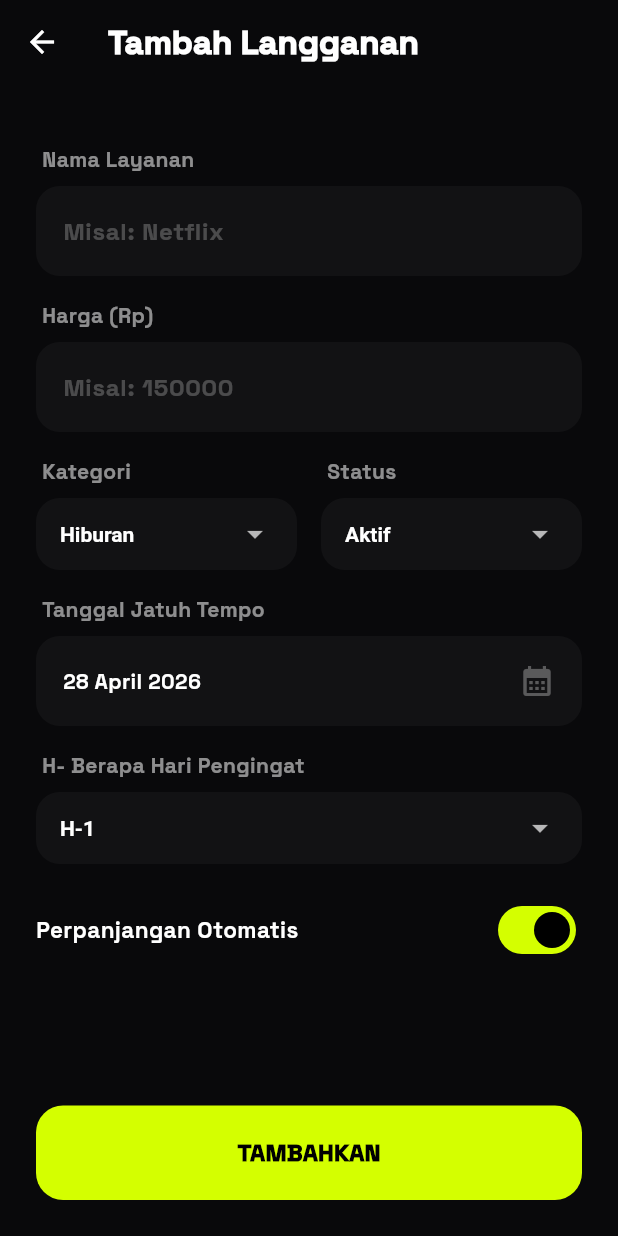
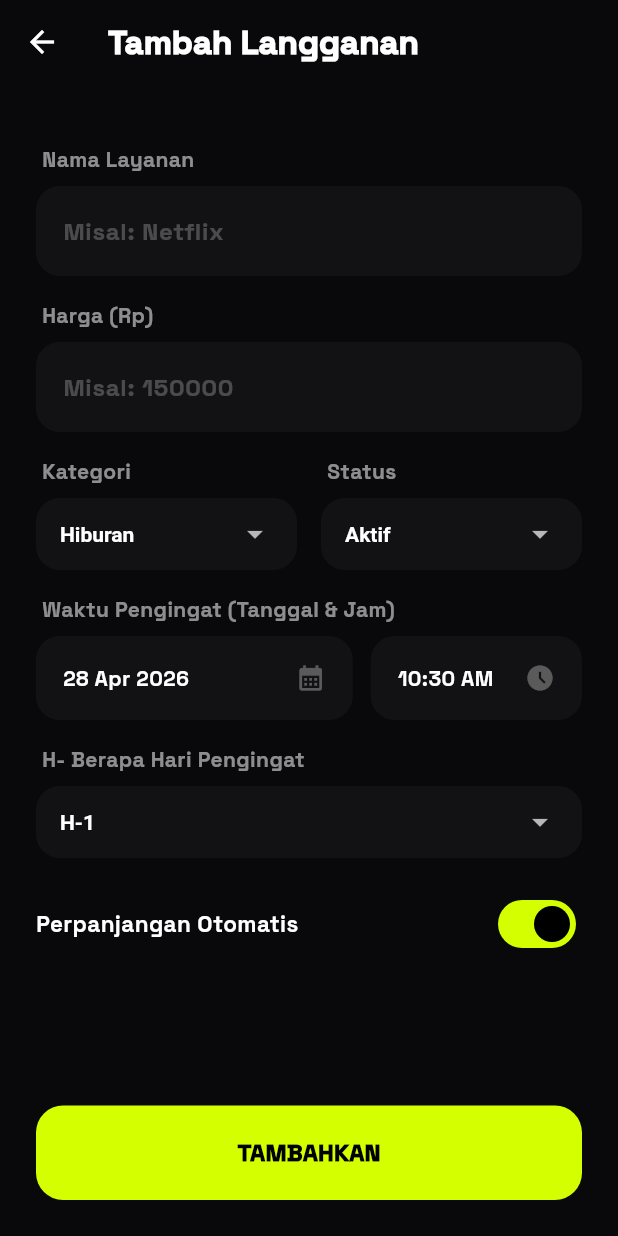
Before and after one commit to sofyan-vb/SubTracker, a Flutter app: the AddScreen screen opened directly, after a tap on "TAMBAHKAN", on a phone screen of 412 x 824 dp. Run offline on Flutter 3.47's test engine with Material 3 defaults, Android fonts, the phone set to English and light mode, and no system bars; our stand-ins replace flutter_local_notifications, flutter_slidable, google_fonts, timezone.

Commit message:
Menambahkan notifikasi agar pengguna tau jadwal pembayaran apa yang tiba pada waktunya

```diff
--- a/lib/main.dart
+++ b/lib/main.dart
@@ -3,8 +3,11 @@ import 'package:provider/provider.dart';
 import 'package:google_fonts/google_fonts.dart';
 import 'providers/subscription_provider.dart';
 import 'screens/dashboard_screen.dart';
+import 'services/notification_service.dart';
 
-void main() {
+void main() async {
+  WidgetsFlutterBinding.ensureInitialized();
+  await NotificationService.init(); // Inisialisasi notifikasi
   runApp(
     ChangeNotifierProvider(
       create: (context) => SubProvider(),
--- a/lib/screens/add_screen.dart
+++ b/lib/screens/add_screen.dart
@@ -4,6 +4,9 @@ import 'package:provider/provider.dart';
 import 'package:intl/intl.dart';
 import '../models/subscription.dart';
 import '../providers/subscription_provider.dart';
+
+// PASTIKAN ANDA SUDAH MEMBUAT FILE INI SEPERTI INSTRUKSI SEBELUMNYA
+import '../services/notification_service.dart';
 
 class AddScreen extends StatefulWidget {
   const AddScreen({super.key});
@@ -18,6 +21,8 @@ class _AddScreenState extends State<AddScreen> {
 
   String _selectedCategory = 'Hiburan';
   DateTime _selectedDate = DateTime.now();
+  TimeOfDay _selectedTime = TimeOfDay.now(); // State baru untuk Jam
+
   bool _isAutoRenew = true;
   String _selectedStatus = 'Aktif';
   int _reminderDays = 1;
@@ -32,6 +37,7 @@ class _AddScreenState extends State<AddScreen> {
     super.dispose();
   }
 
+  // Fungsi untuk memunculkan Kalender (Tanggal)
   Future<void> _selectDate(BuildContext context) async {
     final DateTime? picked = await showDatePicker(
       context: context,
@@ -55,6 +61,28 @@ class _AddScreenState extends State<AddScreen> {
     if (picked != null) setState(() => _selectedDate = picked);
   }
 
+  // Fungsi untuk memunculkan Jam (Waktu)
+  Future<void> _selectTime(BuildContext context) async {
+    final TimeOfDay? picked = await showTimePicker(
+      context: context,
+      initialTime: _selectedTime,
+      builder: (context, child) {
+        return Theme(
+          data: Theme.of(context).copyWith(
+            colorScheme: const ColorScheme.dark(
+              primary: Color(0xFFD4FF00),
+              onPrimary: Colors.black,
+              surface: Color(0xFF121214),
+              onSurface: Colors.white,
+            ),
+          ),
+          child: child!,
+        );
+      },
+    );
+    if (picked != null) setState(() => _selectedTime = picked);
+  }
+
   Widget _buildLabel(String text) {
     return Padding(
       padding: const EdgeInsets.only(bottom: 8, left: 4, top: 16),
@@ -64,9 +92,8 @@ class _AddScreenState extends State<AddScreen> {
 
   @override
   Widget build(BuildContext context) {
-    // MENGGUNAKAN SCAFFOLD AGAR MENJADI HALAMAN FULL SCREEN
     return Scaffold(
-      backgroundColor: const Color(0xFF09090B), // Latar belakang hitam pekat
+      backgroundColor: const Color(0xFF09090B),
       appBar: AppBar(
         backgroundColor: const Color(0xFF09090B),
         elevation: 0,
@@ -116,10 +143,26 @@ class _AddScreenState extends State<AddScreen> {
                       ],
                     ),
 
-                    _buildLabel('Tanggal Jatuh Tempo'),
-                    GestureDetector(
-                      onTap: () => _selectDate(context),
-                      child: _buildFakeInput(DateFormat('dd MMMM yyyy').format(_selectedDate), Icons.calendar_month),
+                    // TANGGAL DAN JAM DIBUAT BERSEBELAHAN
+                    _buildLabel('Waktu Pengingat (Tanggal & Jam)'),
+                    Row(
+                      children: [
+                        Expanded(
+                          flex: 3,
+                          child: GestureDetector(
+                            onTap: () => _selectDate(context),
+                            child: _buildFakeInput(DateFormat('dd MMM yyyy').format(_selectedDate), Icons.calendar_month),
+                          ),
+                        ),
+                        const SizedBox(width: 12),
+                        Expanded(
+                          flex: 2,
+                          child: GestureDetector(
+                            onTap: () => _selectTime(context),
+                            child: _buildFakeInput(_selectedTime.format(context), Icons.access_time_filled),
+                          ),
+                        ),
+                      ],
                     ),
 
                     _buildLabel('H- Berapa Hari Pengingat'),
@@ -136,7 +179,7 @@ class _AddScreenState extends State<AddScreen> {
               ),
             ),
 
-            // TOMBOL SIMPAN DI BAGIAN PALING BAWAH LAYAR
+            // TOMBOL SIMPAN
             Container(
               padding: const EdgeInsets.all(24),
               width: double.infinity,
@@ -149,15 +192,40 @@ class _AddScreenState extends State<AddScreen> {
                 ),
                 onPressed: () {
                   if (_nameCtrl.text.isNotEmpty && _priceCtrl.text.isNotEmpty) {
+
+                    // 1. Gabungkan Tanggal dan Jam yang dipilih menjadi satu DateTime
+                    DateTime scheduledDateTime = DateTime(
+                      _selectedDate.year,
+                      _selectedDate.month,
+                      _selectedDate.day,
+                      _selectedTime.hour,
+                      _selectedTime.minute,
+                    );
+
+                    // 2. Simpan ke Provider
                     final newSub = Subscription(
-                      id: DateTime.now().toString(),
+                      id: DateTime.now().millisecondsSinceEpoch.toString(), // ID Unik
                       name: _nameCtrl.text,
                       price: double.parse(_priceCtrl.text),
-                      dueDate: _selectedDate,
+                      dueDate: scheduledDateTime, // Masukkan waktu presisi
                       category: _selectedCategory,
                     );
                     context.read<SubProvider>().addSub(newSub);
-                    Navigator.pop(context); // Kembali ke dashboard setelah simpan
+
+                    // 3. Daftarkan ke Alarm/Notifikasi HP (Menggunakan ID unik dari hash)
+                    try {
+                      NotificationService.scheduleNotification(
+                        newSub.id.hashCode, // ID notifikasi harus integer
+                        'Tagihan ${newSub.name} 💸',
+                        'Waktunya membayar langganan sebesar Rp ${_priceCtrl.text}',
+                        scheduledDateTime,
+                      );
+                    } catch (e) {
+                      debugPrint('Notifikasi belum di-setup: $e');
+                    }
+
+                    // 4. Kembali ke Dashboard
+                    Navigator.pop(context);
                   }
                 },
                 child: const Text('TAMBAHKAN', style: TextStyle(fontSize: 16, fontWeight: FontWeight.w900, color: Colors.black)),
@@ -169,10 +237,9 @@ class _AddScreenState extends State<AddScreen> {
     );
   }
 
-  // Helper Widgets (Sama seperti sebelumnya)
   Widget _buildTextField(TextEditingController ctrl, String hint, {bool isNumber = false}) {
     return Container(
-      decoration: BoxDecoration(color: const Color(0xFF121214), borderRadius: BorderRadius.circular(16)), // Warna form sedikit lebih terang dari background
+      decoration: BoxDecoration(color: const Color(0xFF121214), borderRadius: BorderRadius.circular(16)),
       child: TextField(
         controller: ctrl,
         keyboardType: isNumber ? TextInputType.number : TextInputType.text,
@@ -205,7 +272,10 @@ class _AddScreenState extends State<AddScreen> {
       decoration: BoxDecoration(color: const Color(0xFF121214), borderRadius: BorderRadius.circular(16)),
       child: Row(
         mainAxisAlignment: MainAxisAlignment.spaceBetween,
-        children: [Text(text, style: const TextStyle(color: Colors.white, fontWeight: FontWeight.bold)), Icon(icon, color: Colors.white30)],
+        children: [
+          Expanded(child: Text(text, style: const TextStyle(color: Colors.white, fontWeight: FontWeight.bold), overflow: TextOverflow.ellipsis)),
+          Icon(icon, color: Colors.white30, size: 20)
+        ],
       ),
     );
   }
--- a/pubspec.yaml
+++ b/pubspec.yaml
@@ -38,6 +38,8 @@ dependencies:
   flutter_slidable: ^3.0.1
   google_fonts: ^6.2.1
   intl: ^0.19.0
+  flutter_local_notifications: ^21.0.0
+  timezone: ^0.11.0
 
 dev_dependencies:
   flutter_test:
```
Also changed, not shown: lib/services/notification_service.dart (added, +34 -0 lines), pubspec.lock, 2 other files.
